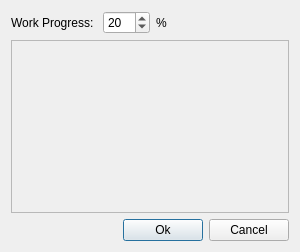
The window that ui/checkinput.ui (iceanimations/checkoutin) describes before a commit, drawn with Qt 5.
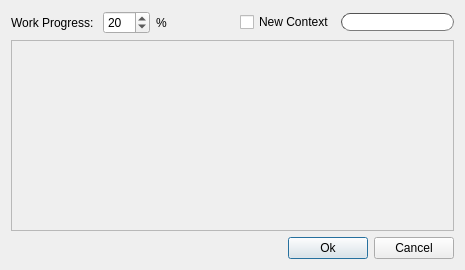
The same window after the commit.

Commit message: checkinput functionality implemented

What changed in the file:
```diff
--- a/ui/checkinput.ui
+++ b/ui/checkinput.ui
@@ -9,8 +9,8 @@
    <rect>
     <x>0</x>
     <y>0</y>
-    <width>300</width>
-    <height>252</height>
+    <width>465</width>
+    <height>270</height>
    </rect>
   </property>
   <property name="windowTitle">
@@ -62,6 +62,27 @@
        </property>
       </spacer>
      </item>
+     <item>
+      <widget class="QCheckBox" name="newContextButton">
+       <property name="text">
+        <string>New Context</string>
+       </property>
+      </widget>
+     </item>
+     <item>
+      <widget class="QLineEdit" name="newContextBox">
+       <property name="enabled">
+        <bool>false</bool>
+       </property>
+       <property name="styleSheet">
+        <string>border-width: 1px; 
+border-style: inset; 
+border-color: #535353; 
+border-radius: 9px;
+padding-left: 5px;</string>
+       </property>
+      </widget>
+     </item>
     </layout>
    </item>
    <item>
@@ -74,8 +95,8 @@
        <rect>
         <x>0</x>
         <y>0</y>
-        <width>280</width>
-        <height>171</height>
+        <width>445</width>
+        <height>183</height>
        </rect>
       </property>
       <layout class="QVBoxLayout" name="verticalLayout_3">
@@ -126,16 +147,37 @@
      </item>
      <item>
       <widget class="QPushButton" name="okButton">
+       <property name="minimumSize">
+        <size>
+         <width>75</width>
+         <height>0</height>
+        </size>
+       </property>
        <property name="text">
         <string>Ok</string>
        </property>
+       <property name="autoDefault">
+        <bool>false</bool>
+       </property>
+       <property name="default">
+        <bool>true</bool>
+       </property>
       </widget>
      </item>
      <item>
       <widget class="QPushButton" name="cancelButton">
+       <property name="minimumSize">
+        <size>
+         <width>75</width>
+         <height>0</height>
+        </size>
+       </property>
        <property name="text">
         <string>Cancel</string>
        </property>
+       <property name="autoDefault">
+        <bool>false</bool>
+       </property>
       </widget>
      </item>
     </layout>
```
Left out of the diff: 38 changed lines with no effect on the pictures. The commit also changes 2 other files.
